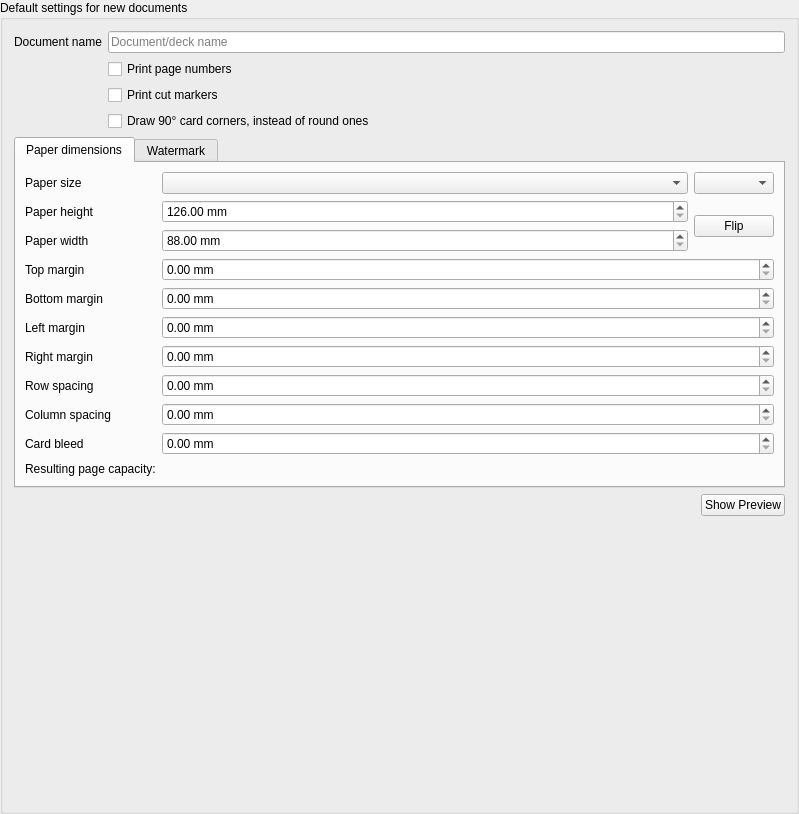
Above: mtg_proxy_printer/resources/ui/page_config_widget.ui from luziferius/MTGProxyPrinter before the change. Below: the same form after it.
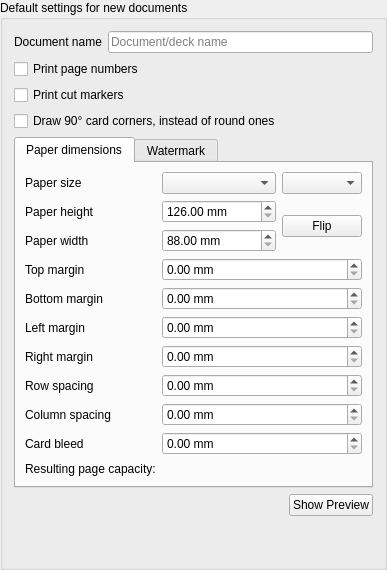
That is the form after the change. Icons and pictures are not drawn.

Commit message:
PageConfigWidget: Re-claim some screen space by moving checkbox settings to the left border, instead of having them start at the second column.
FossilOrigin-Name: ca5d869e049e521a2e421e32e8732538645443eddd713f3a8c3b0b28e46397b6

The edit to the form file:
```diff
--- a/mtg_proxy_printer/resources/ui/page_config_widget.ui
+++ b/mtg_proxy_printer/resources/ui/page_config_widget.ui
@@ -2,14 +2,6 @@
 <ui version="4.0">
  <class>PageConfigWidget</class>
  <widget class="QGroupBox" name="PageConfigWidget">
-  <property name="geometry">
-   <rect>
-    <x>0</x>
-    <y>0</y>
-    <width>799</width>
-    <height>814</height>
-   </rect>
-  </property>
   <property name="title">
    <string>Default settings for new documents</string>
   </property>
@@ -600,16 +592,6 @@
      </property>
     </widget>
    </item>
-   <item row="2" column="2" colspan="2">
-    <widget class="QCheckBox" name="draw_cut_markers">
-     <property name="toolTip">
-      <string>Enable printing additional lines to aid cutting the printed sheets.</string>
-     </property>
-     <property name="text">
-      <string>Print cut markers</string>
-     </property>
-    </widget>
-   </item>
    <item row="29" column="1" colspan="3">
     <spacer name="spacer_bottom">
      <property name="orientation">
@@ -623,7 +605,7 @@
      </property>
     </spacer>
    </item>
-   <item row="1" column="2" colspan="2">
+   <item row="1" column="1" colspan="3">
     <widget class="QCheckBox" name="draw_page_numbers">
      <property name="toolTip">
       <string>If enabled, the page number is printed on each page. Makes it easier to notice missing pages in a stack.</string>
@@ -633,7 +615,17 @@
      </property>
     </widget>
    </item>
-   <item row="3" column="2" colspan="2">
+   <item row="2" column="1" colspan="3">
+    <widget class="QCheckBox" name="draw_cut_markers">
+     <property name="toolTip">
+      <string>Enable printing additional lines to aid cutting the printed sheets.</string>
+     </property>
+     <property name="text">
+      <string>Print cut markers</string>
+     </property>
+    </widget>
+   </item>
+   <item row="3" column="1" colspan="3">
     <widget class="QCheckBox" name="draw_sharp_corners">
      <property name="text">
       <string>Draw 90° card corners, instead of round ones</string>
```
